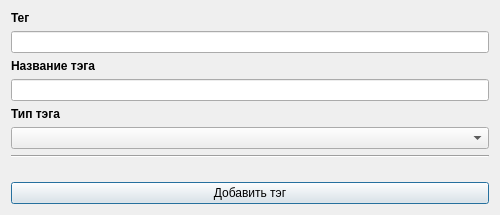
Before: the Qt Designer form designer/nedtagdialogwindow.ui in Artemako/auto-exec-doc, drawn with Qt 5.
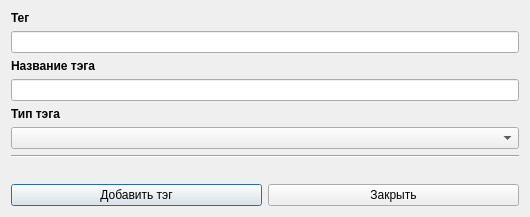
After: the same form once the commit is applied. Icons and pictures are not drawn.

```diff
--- a/designer/nedtagdialogwindow.ui
+++ b/designer/nedtagdialogwindow.ui
@@ -6,8 +6,8 @@
    <rect>
     <x>0</x>
     <y>0</y>
-    <width>500</width>
-    <height>215</height>
+    <width>530</width>
+    <height>217</height>
    </rect>
   </property>
   <property name="sizePolicy">
@@ -155,13 +155,28 @@
     </spacer>
    </item>
    <item>
+    <layout class="QHBoxLayout" name="hl_addsaveclose">
+     <item>
     <widget class="QPushButton" name="btn_nestag">
      <property name="text">
       <string>Добавить тэг</string>
      </property>
     </widget>
    </item>
-  </layout>
+     <item>
+      <widget class="QPushButton" name="btn_close">
+       <property name="text">
+        <string>Закрыть</string>
+       </property>
+       <property name="icon">
+        <iconset resource="../resources.qrc">
+         <normaloff>:/icons/resources/icons/close.svg</normaloff>:/icons/resources/icons/close.svg</iconset>
+       </property>
+      </widget>
+     </item>
+    </layout>
+   </item>
+  </layout>
  </widget>
  <resources/>
  <connections/>
```
Left out of the diff: 4 changed lines with no effect on the pictures. Lines whose indentation alone changed are shown as unchanged.
